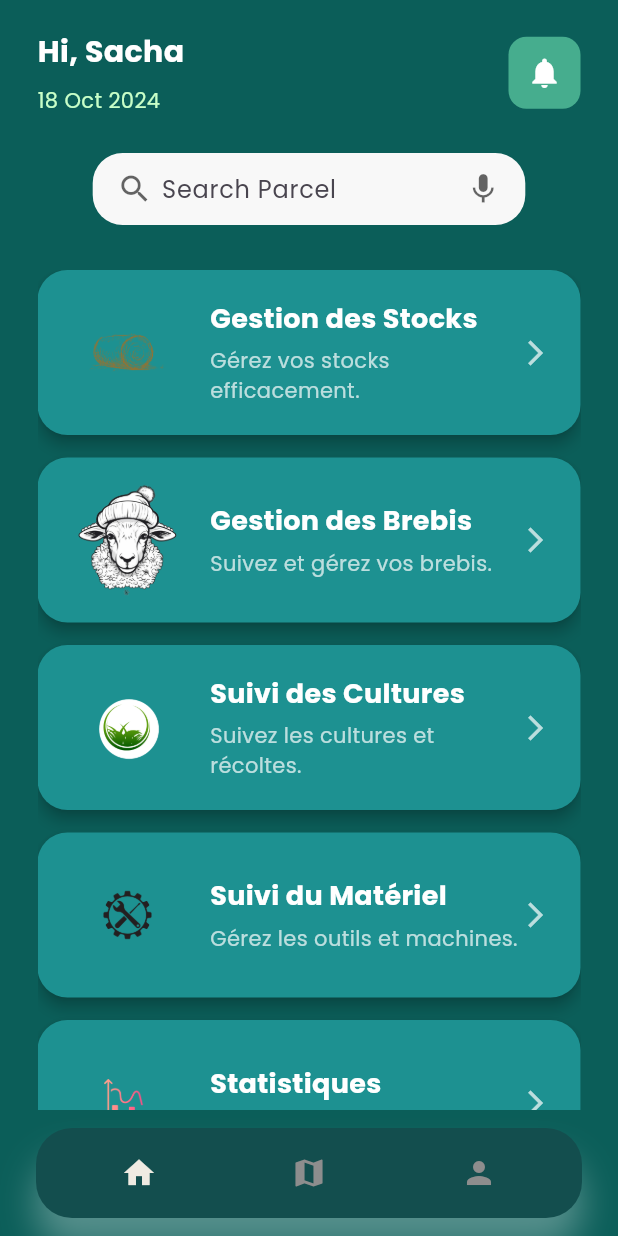
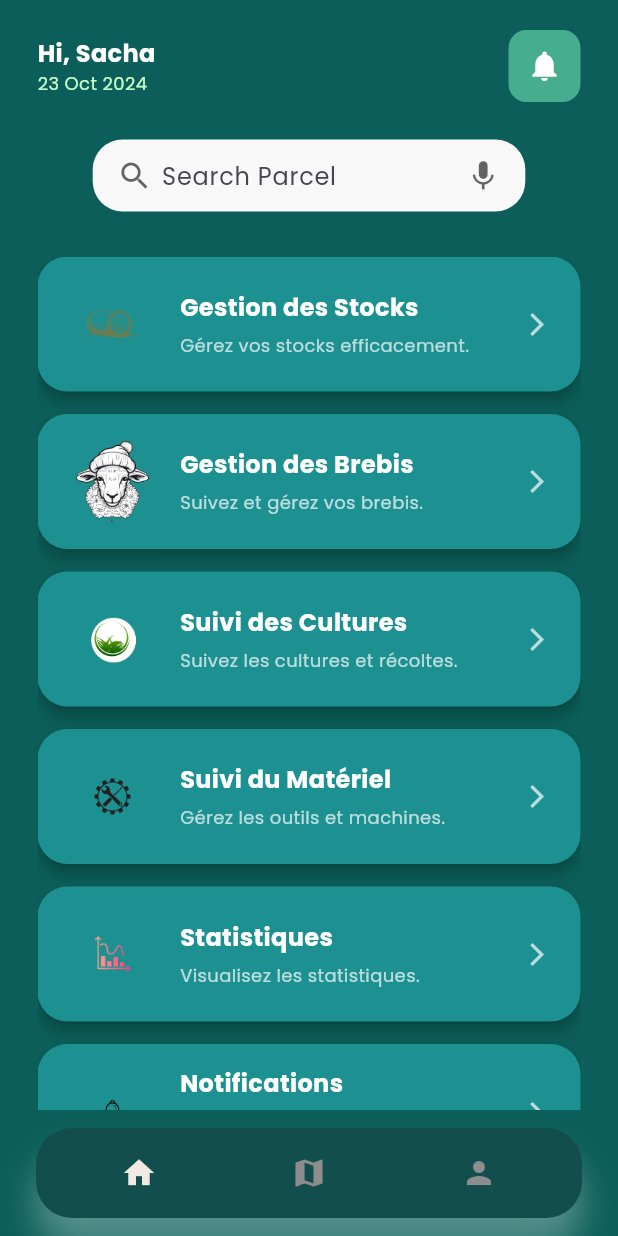
Before and after one commit to mikaelvery/sheep_care, a Flutter app: the HomeScreen screen opened by its route, on a phone screen of 412 x 824 dp. Run offline on Flutter 3.47's test engine with Material 3 defaults, Android fonts, the phone set to English and light mode, and no system bars; our stand-ins replace firebase_auth, firebase_core, google_maps_flutter, google_sign_in; accounts and stored records are empty.

Commit message:
create links + redirection, add formattedDate on appbar

```diff
--- /dev/null
+++ b/lib/models/card_data.dart
@@ -0,0 +1,32 @@
+const List<Map<String, String>> cardData = [
+    {
+      'title': 'Gestion des Stocks',
+      'subtitle': 'Gérez vos stocks efficacement.',
+      'imagePath': 'assets/images/foin.png',
+    },
+    {
+      'title': 'Gestion des Brebis',
+      'subtitle': 'Suivez et gérez vos brebis.',
+      'imagePath': 'assets/brebis.png',
+    },
+    {
+      'title': 'Suivi des Cultures',
+      'subtitle': 'Suivez les cultures et récoltes.',
+      'imagePath': 'assets/images/trefle.png',
+    },
+    {
+      'title': 'Suivi du Matériel',
+      'subtitle': 'Gérez les outils et machines.',
+      'imagePath': 'assets/images/materiel.png',
+    },
+    {
+      'title': 'Statistiques',
+      'subtitle': 'Visualisez les statistiques.',
+      'imagePath': 'assets/images/statistique.png',
+    },
+    {
+      'title': 'Notifications',
+      'subtitle': 'Rappels pour les semis et traitements.',
+      'imagePath': 'assets/images/notification.png',
+    },
+  ];
--- a/lib/screens/home.dart
+++ b/lib/screens/home.dart
@@ -1,5 +1,8 @@
 import 'package:flutter/material.dart';
 import 'package:sheep_care/widgets/bottom_navigation_bar.dart';
+import 'package:sheep_care/models/card_data.dart';
+import 'package:sheep_care/widgets/custom_card.dart';
+import 'package:intl/intl.dart';
 
 class HomeScreen extends StatefulWidget {
   const HomeScreen({super.key});
@@ -11,40 +14,6 @@ class HomeScreen extends StatefulWidget {
 class HomeScreenState extends State<HomeScreen> {
   int selectedIndex = 0;
 
-  // Exemple de liste dynamique de données pour les cartes
-  final List<Map<String, String>> _cardData = [
-    {
-      'title': 'Gestion des Stocks',
-      'subtitle': 'Gérez vos stocks efficacement.',
-      'imagePath': 'assets/images/foin.png',
-    },
-    {
-      'title': 'Gestion des Brebis',
-      'subtitle': 'Suivez et gérez vos brebis.',
-      'imagePath': 'assets/brebis.png',
-    },
-    {
-      'title': 'Suivi des Cultures',
-      'subtitle': 'Suivez les cultures et récoltes.',
-      'imagePath': 'assets/images/trefle.png',
-    },
-    {
-      'title': 'Suivi du Matériel',
-      'subtitle': 'Gérez les outils et machines.',
-      'imagePath': 'assets/images/materiel.png',
-    },
-    {
-      'title': 'Statistiques',
-      'subtitle': 'Visualisez les statistiques.',
-      'imagePath': 'assets/images/statistique.png',
-    },
-    {
-      'title': 'Notifications',
-      'subtitle': 'Rappels pour les semis et traitements.',
-      'imagePath': 'assets/images/notification.png',
-    },
-  ];
-
   void _onItemTapped(int index) {
     setState(() {
       selectedIndex = index;
@@ -54,6 +23,9 @@ class HomeScreenState extends State<HomeScreen> {
   @override
   Widget build(BuildContext context) {
     Size size = MediaQuery.of(context).size;
+    DateTime now = DateTime.now();
+    String formattedDate = DateFormat('dd MMM yyyy').format(now);
+
     return Scaffold(
       backgroundColor: const Color.fromARGB(255, 11, 94, 89),
       bottomNavigationBar: CustomBottomNavigationBar(
@@ -72,22 +44,23 @@ class HomeScreenState extends State<HomeScreen> {
               Row(
                 mainAxisAlignment: MainAxisAlignment.spaceBetween,
                 children: [
-                  const Column(
+                  Column(
                     crossAxisAlignment: CrossAxisAlignment.start,
                     children: [
-                      Text(
+                      const Text(
                         'Hi, Sacha',
                         style: TextStyle(
-                          fontSize: 20,
+                          fontSize: 16,
                           fontWeight: FontWeight.bold,
                           color: Colors.white,
                         ),
                       ),
-                      SizedBox(height: 8),
                       Text(
-                        '18 Oct 2024',
-                        style: TextStyle(
-                            color: Color.fromARGB(255, 200, 255, 200)),
+                        formattedDate,
+                        style: const TextStyle(
+                          fontSize: 12,
+                          color: Color.fromARGB(255, 200, 255, 200),
+                        ),
                       ),
                     ],
                   ),
@@ -130,6 +103,9 @@ class HomeScreenState extends State<HomeScreen> {
                             border: InputBorder.none,
                             focusedBorder: InputBorder.none,
                           ),
+                          style: TextStyle(
+                            fontSize: 16,
+                          ),
                         ),
                       ),
                       Icon(Icons.mic, color: Colors.black54.withOpacity(0.6)),
@@ -142,7 +118,7 @@ class HomeScreenState extends State<HomeScreen> {
               // List of Cards
               Expanded(
                 child: ListView.builder(
-                  itemCount: _cardData.length,
+                  itemCount: cardData.length,
                   scrollDirection: Axis.vertical,
                   physics: const BouncingScrollPhysics(),
                   itemBuilder: (BuildContext context, int index) {
@@ -151,9 +127,9 @@ class HomeScreenState extends State<HomeScreen> {
                         // Action à réaliser lors du clic sur la carte
                       },
                       child: CustomCard(
-                        title: _cardData[index]['title']!,
-                        subtitle: _cardData[index]['subtitle']!,
-                        imagePath: _cardData[index]['imagePath']!,
+                        title: cardData[index]['title']!,
+                        subtitle: cardData[index]['subtitle']!,
+                        imagePath: cardData[index]['imagePath']!,
                       ),
                     );
                   },
@@ -166,84 +142,3 @@ class HomeScreenState extends State<HomeScreen> {
     );
   }
 }
-
-class CustomCard extends StatelessWidget {
-  final String title;
-  final String subtitle;
-  final String imagePath;
-
-  const CustomCard({
-    super.key,
-    required this.title,
-    required this.subtitle,
-    required this.imagePath,
-  });
-
-  @override
-  Widget build(BuildContext context) {
-    return Card(
-      shape: RoundedRectangleBorder(
-        borderRadius: BorderRadius.circular(20),
-      ),
-      elevation: 4,
-      color: const Color.fromARGB(255, 29, 145, 145),
-      margin: const EdgeInsets.only(bottom: 15),
-      child: Padding(
-        padding: const EdgeInsets.symmetric(vertical: 15.0, horizontal: 20.0),
-        child: Row(
-          crossAxisAlignment: CrossAxisAlignment.center,
-          children: [
-            // Image à gauche
-            ClipRRect(
-              borderRadius: BorderRadius.circular(12),
-              child: Image.asset(
-                imagePath,
-                fit: BoxFit.cover,
-                height: 80,
-                width: 80,
-              ),
-            ),
-            const SizedBox(width: 15), // Espacement entre l'image et le texte
-
-            // Colonne avec le texte au centre
-            Expanded(
-              child: Column(
-                crossAxisAlignment: CrossAxisAlignment.start,
-                children: [
-                  Text(
-                    title,
-                    style: const TextStyle(
-                      fontSize: 18,
-                      fontWeight: FontWeight.bold,
-                      color: Colors.white,
-                    ),
-                  ),
-                  const SizedBox(height: 5),
-                  Text(
-                    subtitle,
-                    style: const TextStyle(
-                      fontSize: 14,
-                      color: Colors.white70,
-                    ),
-                  ),
-                ],
-              ),
-            ),
-
-            // Flèche à droite pour la redirection
-            GestureDetector(
-              onTap: () {
-                // Action future pour redirection vers la page de détails
-              },
-              child: const Icon(
-                Icons.arrow_forward_ios,
-                color: Colors.white70,
-                size: 20,
-              ),
-            ),
-          ],
-        ),
-      ),
-    );
-  }
-}
--- a/lib/screens/parcels_detail_screen.dart
+++ b/lib/screens/parcels_detail_screen.dart
@@ -17,7 +17,7 @@ class ParcelsDetailScreen extends StatelessWidget {
           style: const TextStyle(
             color: Colors.white,
             fontWeight: FontWeight.bold,
-            fontSize: 20,
+            fontSize: 16,
           ),
         ),
         showBackButton: true,
--- a/lib/screens/parcels_screen.dart
+++ b/lib/screens/parcels_screen.dart
@@ -187,7 +187,7 @@ class ParcelsScreenState extends State<ParcelsScreen> {
           style: TextStyle(
             color: Colors.white,
             fontWeight: FontWeight.bold,
-            fontSize: 20,
+            fontSize: 16,
           ),
         ),
         showBackButton: true,
--- /dev/null
+++ b/lib/widgets/custom_card.dart
@@ -0,0 +1,119 @@
+import 'package:flutter/material.dart';
+import 'package:sheep_care/screens/stock_management_screen.dart';
+import 'package:sheep_care/screens/sheep_management_screen.dart';
+import 'package:sheep_care/screens/crop_tracking_screen.dart';
+import 'package:sheep_care/screens/statistics_screen.dart';
+import 'package:sheep_care/screens/notifications_screen.dart';
+import 'package:sheep_care/screens/equipment_management_screen.dart';
+import 'package:sheep_care/screens/home.dart';
+
+class CustomCard extends StatelessWidget {
+  final String title;
+  final String subtitle;
+  final String imagePath;
+
+  const CustomCard({
+    super.key,
+    required this.title,
+    required this.subtitle,
+    required this.imagePath,
+  });
+
+  void _navigateToPage(BuildContext context, String title) {
+    Widget page;
+
+    switch (title) {
+      case 'Gestion des Stocks':
+        page = const StockManagementScreen();
+        break;
+      case 'Gestion des Brebis':
+        page = const SheepManagementScreen();
+        break;
+      case 'Suivi des Cultures':
+        page = const CropTrackingScreen();
+        break;
+      case 'Suivi du Matériel':
+        page = const EquipmentManagementScreen();
+        break;
+      case 'Statistiques':
+        page = const StatisticsScreen();
+        break;
+      case 'Notifications':
+        page = const NotificationsScreen();
+        break;
+      default:
+        page = const HomeScreen();
+    }
+
+    Navigator.push(
+      context,
+      MaterialPageRoute(builder: (context) => page),
+    );
+  }
+
+  @override
+  Widget build(BuildContext context) {
+    return GestureDetector(
+      onTap: () => _navigateToPage(context, title),
+      child: Card(
+        shape: RoundedRectangleBorder(
+          borderRadius: BorderRadius.circular(20),
+        ),
+        elevation: 4,
+        color: const Color.fromARGB(255, 29, 145, 145),
+        margin: const EdgeInsets.only(bottom: 15),
+        child: Padding(
+          padding: const EdgeInsets.symmetric(vertical: 15.0, horizontal: 20.0),
+          child: Row(
+            crossAxisAlignment: CrossAxisAlignment.center,
+            children: [
+              // Image à gauche
+              ClipRRect(
+                borderRadius: BorderRadius.circular(12),
+                child: Image.asset(
+                  imagePath,
+                  fit: BoxFit.cover,
+                  height: 60,
+                  width: 60,
+                ),
+              ),
+              const SizedBox(width: 15),
+
+              // Colonne avec le texte au centre
+              Expanded(
+                child: Column(
+                  crossAxisAlignment: CrossAxisAlignment.start,
+                  children: [
+                    Text(
+                      title,
+                      style: const TextStyle(
+                        fontSize: 16,
+                        fontWeight: FontWeight.bold,
+                        color: Colors.white,
+                      ),
+                    ),
+                    const SizedBox(height: 5),
+                    Text(
+                      subtitle,
+                      style: const TextStyle(
+                        fontSize: 12,
+                        color: Colors.white70,
+                      ),
+                    ),
+                  ],
+                ),
+              ),
+
+              // Flèche à droite pour la redirection
+              const Icon(
+                Icons.arrow_forward_ios,
+                color: Colors.white70,
+                size: 18,
+              ),
+            ],
+          ),
+        ),
+      ),
+    );
+  }
+}
--- a/pubspec.yaml
+++ b/pubspec.yaml
@@ -29,6 +29,7 @@ dependencies:
   iconsax: ^0.0.8
   cloud_firestore: ^5.4.4
   flutter_launcher_icons: ^0.14.1
+  intl: ^0.19.0
 
 dev_dependencies:
   flutter_test:
```
Also changed, not shown: lib/screens/crop_tracking_screen.dart (added, +36 -0 lines), lib/screens/equipment_management_screen.dart (added, +36 -0 lines), lib/screens/notifications_screen.dart (added, +36 -0 lines), lib/screens/sheep_management_screen.dart (added, +36 -0 lines), lib/screens/statistics_screen.dart (added, +36 -0 lines), lib/screens/stock_management_screen.dart (added, +36 -0 lines), pubspec.lock.
